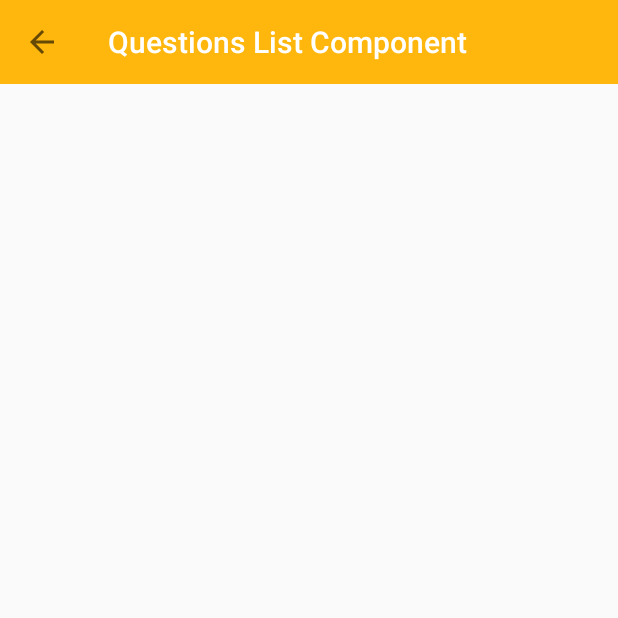
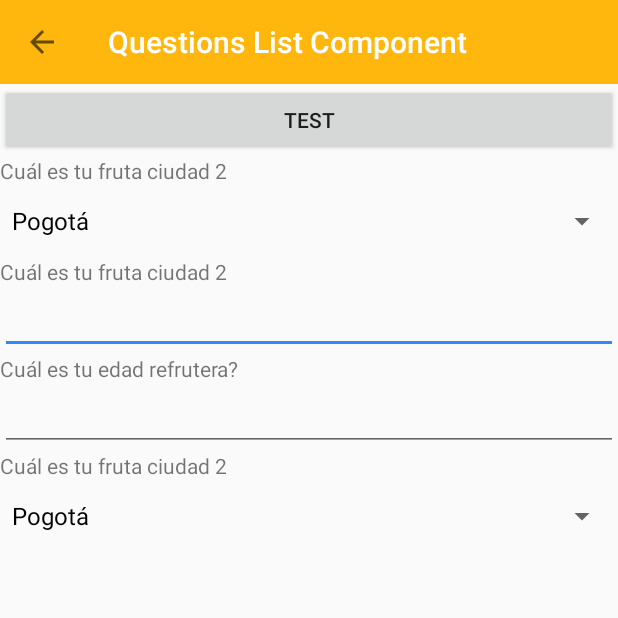
Before and after one commit to jdtorregrosas/Components, an Android app: the QuestionsListActivity screen opened directly, with no data from a screen before it, on a phone screen of 412 x 824 dp, the top half of it. Run offline under Robolectric (Android 15) with nearby library versions, the phone set to English and light mode, and no system bars; libraries missing offline, so code that uses them is left out: org.jetbrains.anko.

Commit message:
Create unstable question component

```diff
--- a/app/src/main/java/banlinea/mobile/components/activities/QuestionsListActivity.kt
+++ b/app/src/main/java/banlinea/mobile/components/activities/QuestionsListActivity.kt
@@ -3,7 +3,12 @@ package banlinea.mobile.components.activities
 import android.support.v7.app.AppCompatActivity
 import android.os.Bundle
 import banlinea.mobile.components.R
+import banlinea.mobile.components.questionsList.Question
+import banlinea.mobile.components.questionsList.models.Answer
+import banlinea.mobile.components.questionsList.models.QuestionType
+import kotlinx.android.synthetic.main.activity_questions_list.*
 import kotlinx.android.synthetic.main.toolbar.*
+import org.jetbrains.anko.alert
 
 class QuestionsListActivity : AppCompatActivity() {
 
@@ -15,5 +20,14 @@ class QuestionsListActivity : AppCompatActivity() {
         supportActionBar?.title = "Questions List Component"
         supportActionBar?.setDisplayHomeAsUpEnabled(true)
         toolbar.setNavigationOnClickListener{ _ -> onBackPressed()}
+        val question1 = Question(this, QuestionType.CLOSED, listOf("Cuál es tu fruta ciudad 2"),
+                listOf<Answer>(Answer(1, "Pogotá"), Answer(2, "Metrellín")))
+        testFrame.addView(question1.getView())
+        testFrame.addView(Question(this, QuestionType.OPEN, listOf("Cuál es tu fruta ciudad 2")).getView())
+        testFrame.addView(Question(this, QuestionType.OPEN, listOf("Cuál es tu edad refrutera?")).getView())
+        testFrame.addView(Question(this, QuestionType.CLOSED, listOf("Cuál es tu fruta ciudad 2"),
+                listOf<Answer>(Answer(1, "Pogotá"), Answer(2, "Metrellín"))).getView())
+
+        testButton.setOnClickListener{_ -> alert(question1.getAnswer().value){}.show()}
     }
 }
--- a/app/src/main/res/layout/activity_questions_list.xml
+++ b/app/src/main/res/layout/activity_questions_list.xml
@@ -1,10 +1,27 @@
 <?xml version="1.0" encoding="utf-8"?>
-<android.support.constraint.ConstraintLayout xmlns:android="http://schemas.android.com/apk/res/android"
-    xmlns:app="http://schemas.android.com/apk/res-auto"
-    xmlns:tools="http://schemas.android.com/tools"
+<LinearLayout
+    xmlns:android="http://schemas.android.com/apk/res/android"
     android:layout_width="match_parent"
     android:layout_height="match_parent"
-    tools:context="banlinea.mobile.components.activities.QuestionsListActivity">
+    android:orientation="vertical">
+    <include layout="@layout/toolbar"/>
+    <android.support.constraint.ConstraintLayout
+        xmlns:app="http://schemas.android.com/apk/res-auto"
+        xmlns:tools="http://schemas.android.com/tools"
+        android:layout_width="match_parent"
+        android:layout_height="match_parent"
+        tools:context="banlinea.mobile.components.activities.QuestionsListActivity">
+        <LinearLayout
+            android:id="@+id/testFrame"
+            android:layout_width="match_parent"
+            android:layout_height="match_parent"
+            android:orientation="vertical">
+        <Button
+            android:id="@+id/testButton"
+            android:layout_width="match_parent"
+            android:layout_height="wrap_content"
+            android:text="Test"/>
+        </LinearLayout>
 
-    <include layout="@layout/toolbar"/>
-</android.support.constraint.ConstraintLayout>
+    </android.support.constraint.ConstraintLayout>
+</LinearLayout>
--- a/banlinea.mobile.android.components/src/main/java/banlinea/mobile/components/questionsList/Question.kt
+++ b/banlinea.mobile.android.components/src/main/java/banlinea/mobile/components/questionsList/Question.kt
@@ -1,11 +1,69 @@
 package banlinea.mobile.components.questionsList
 
+import android.R
+import android.content.Context
+import android.support.v7.widget.AppCompatButton
+import android.support.v7.widget.AppCompatEditText
+import android.support.v7.widget.AppCompatTextView
+import android.text.Editable
+import android.text.InputType
+import android.text.TextWatcher
+import android.view.View
+import android.widget.*
 import banlinea.mobile.components.questionsList.models.Answer
 import banlinea.mobile.components.questionsList.models.QuestionType
 
 /**
  * Created by julian on 7/09/17.
  */
-class Question(type: QuestionType, labels: List<String>, answers: List<Answer>) {
+class Question(context: Context, type: QuestionType, labels: List<String>, answers: List<Answer> = listOf()) {
 
+    private val linearLayout = LinearLayout(context)
+    private lateinit var finalAnswer : Answer
+
+    init {
+        linearLayout.layoutParams = LinearLayout.LayoutParams(LinearLayout.LayoutParams.MATCH_PARENT, LinearLayout.LayoutParams.WRAP_CONTENT)
+        linearLayout.orientation = LinearLayout.VERTICAL
+        val label = AppCompatTextView(context)
+        label.text = labels[0]
+        linearLayout.addView(label)
+
+        when(type){
+            QuestionType.OPEN -> {
+                val answerEditText = AppCompatEditText(context)
+                linearLayout.addView(answerEditText)
+                answerEditText.inputType = InputType.TYPE_CLASS_TEXT
+                answerEditText.addTextChangedListener(object: TextWatcher{
+                    override fun afterTextChanged(p0: Editable?) {}
+                    override fun beforeTextChanged(text: CharSequence?, p1: Int, p2: Int, p3: Int) {}
+                    override fun onTextChanged(text: CharSequence?, p1: Int, p2: Int, p3: Int) {
+                        finalAnswer = Answer(1, text.toString())
+                    }
+                })
+            }
+            QuestionType.CLOSED -> {
+                val spinner = Spinner(context)
+                spinner.adapter = ArrayAdapter(context, R.layout.simple_spinner_dropdown_item, answers.map { it.value })
+                spinner.onItemSelectedListener = object: AdapterView.OnItemSelectedListener{
+                    override fun onNothingSelected(p0: AdapterView<*>?) {
+                        TODO("not implemented") //To change body of created functions use File | Settings | File Templates.
+                    }
+
+                    override fun onItemSelected(parentView: AdapterView<*>?, selectedItemView: View?, position: Int, id: Long) {
+                        finalAnswer = answers[position]
+                    }
+
+                }
+                linearLayout.addView(spinner)
+            }
+        }
+    }
+
+    fun getView() : LinearLayout{
+        return linearLayout
+    }
+
+    fun getAnswer() : Answer {
+        return finalAnswer
+    }
 }
```
